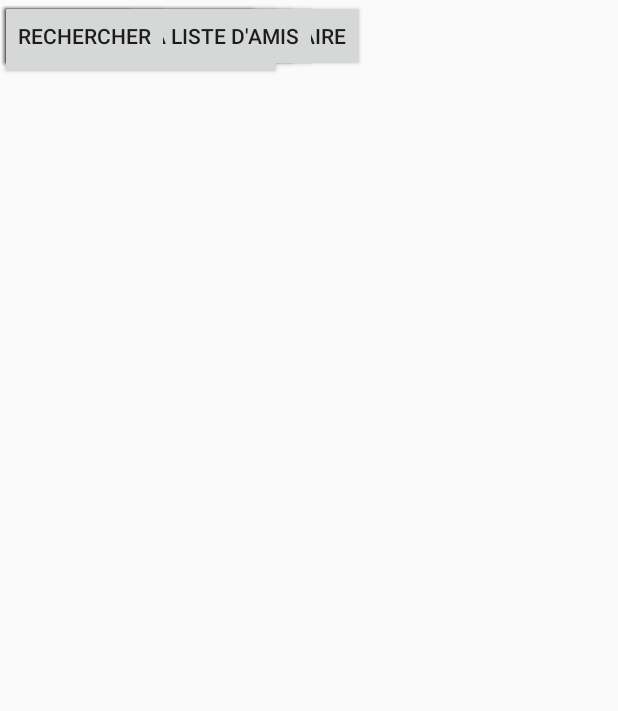
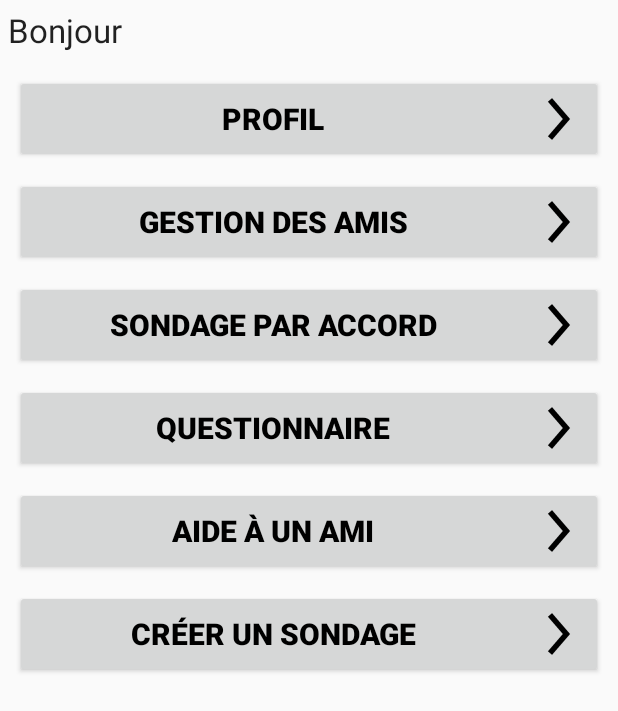
Before and after one commit to Tioneb88/COO, an Android app: the MainActivity screen opened directly, with no data from a screen before it, on a phone screen of 412 x 824 dp. Shown: the top 711 px of the screen. Run offline under Robolectric (Android 15) with nearby library versions, the phone set to English and light mode, and no system bars; 1 statement that could not run was skipped.

Commit message:
Connexion + Création compte et profil + Menu principal

```diff
--- a/MiniPoll/app/src/main/res/layout/activity_main.xml
+++ b/MiniPoll/app/src/main/res/layout/activity_main.xml
@@ -1,5 +1,7 @@
 <?xml version="1.0" encoding="utf-8"?>
-<android.support.constraint.ConstraintLayout xmlns:android="http://schemas.android.com/apk/res/android"
+
+<android.support.constraint.ConstraintLayout
+    xmlns:android="http://schemas.android.com/apk/res/android"
     xmlns:app="http://schemas.android.com/apk/res-auto"
     xmlns:tools="http://schemas.android.com/tools"
     android:layout_width="match_parent"
@@ -8,78 +10,97 @@
 
     <TextView
         android:id="@+id/welcomeTxt"
-        android:layout_width="137dp"
-        android:layout_height="29dp"
-        android:text="Bonjour!"
-        app:layout_constraintBottom_toBottomOf="parent"
-        app:layout_constraintHorizontal_bias="0.607"
+        android:layout_width="match_parent"
+        android:layout_height="wrap_content"
+        android:layout_centerHorizontal="true"
+        android:padding="@dimen/default_padding"
+        android:text="@string/main_activity_welcome_partie1"
+        android:textAppearance="@android:style/TextAppearance.DeviceDefault.Large"
+        app:layout_constraintTop_toTopOf="parent" />
+
+    <Button
+        android:id="@+id/main_profile_btn"
+        style="@style/main_btn"
+        android:layout_width="match_parent"
+        android:layout_height="wrap_content"
+        android:layout_gravity="center_horizontal"
+        android:onClick="seeProfile"
+        android:text="@string/main_activity_profile"
         app:layout_constraintLeft_toLeftOf="parent"
         app:layout_constraintRight_toRightOf="parent"
-        app:layout_constraintTop_toTopOf="parent"
-        app:layout_constraintVertical_bias="0.012" />
+        app:layout_constraintTop_toBottomOf="@+id/welcomeTxt" />
 
     <Button
-        android:id="@+id/button"
-        android:layout_width="wrap_content"
-        android:layout_height="53dp"
-        android:text="Consulter mon profil"
-        tools:layout_editor_absoluteX="0dp"
-        tools:layout_editor_absoluteY="107dp" />
+        android:id="@+id/main_friends_btn"
+        style="@style/main_btn"
+        android:layout_width="match_parent"
+        android:layout_height="wrap_content"
+        android:layout_gravity="center_horizontal"
+        android:onClick="seeFriends"
+        android:text="@string/main_activity_manage_friends"
+        app:layout_constraintLeft_toLeftOf="parent"
+        app:layout_constraintRight_toRightOf="parent"
+        app:layout_constraintTop_toBottomOf="@+id/main_profile_btn" />
 
     <Button
-        android:id="@+id/button2"
-        android:layout_width="wrap_content"
+        android:id="@+id/main_agreement_btn"
+        style="@style/main_btn"
+        android:layout_width="match_parent"
         android:layout_height="wrap_content"
-        android:text="Modifier mon profil"
-        tools:layout_editor_absoluteX="208dp"
-        tools:layout_editor_absoluteY="59dp" />
+        android:layout_gravity="center_horizontal"
+        android:layout_marginTop="1100dp"
+        android:onClick="answerAgreement"
+        android:text="@string/main_activity_agreement"
+        app:layout_constraintLeft_toLeftOf="parent"
+        app:layout_constraintRight_toRightOf="parent"
+        app:layout_constraintTop_toBottomOf="@+id/main_friends_btn" />
 
     <Button
-        android:id="@+id/button3"
-        android:layout_width="wrap_content"
+        android:id="@+id/main_questionnary_btn"
+        style="@style/main_btn"
+        android:layout_width="match_parent"
         android:layout_height="wrap_content"
-        android:text="Création"
-        tools:layout_editor_absoluteX="241dp"
-        tools:layout_editor_absoluteY="177dp" />
+        android:layout_gravity="center_horizontal"
+        android:onClick="answerQuestionnary"
+        android:text="@string/main_activity_questionnary"
+        app:layout_constraintLeft_toLeftOf="parent"
+        app:layout_constraintRight_toRightOf="parent"
+        app:layout_constraintTop_toBottomOf="@+id/main_agreement_btn" />
 
     <Button
-        android:id="@+id/button4"
-        android:layout_width="wrap_content"
+        android:id="@+id/main_help_btn"
+        style="@style/main_btn"
+        android:layout_width="match_parent"
         android:layout_height="wrap_content"
-        android:text="Répondre à un sondage"
-        tools:layout_editor_absoluteX="38dp"
-        tools:layout_editor_absoluteY="251dp" />
+        android:layout_gravity="center_horizontal"
+        android:onClick="answerHelp"
+        android:text="@string/main_activity_help"
+        app:layout_constraintLeft_toLeftOf="parent"
+        app:layout_constraintRight_toRightOf="parent"
+        app:layout_constraintTop_toBottomOf="@+id/main_questionnary_btn" />
 
     <Button
-        android:id="@+id/button5"
-        android:layout_width="wrap_content"
+        android:id="@+id/main_create_btn"
+        style="@style/main_btn"
+        android:layout_width="match_parent"
         android:layout_height="wrap_content"
-        android:text="Répondre à une aide"
-        tools:layout_editor_absoluteX="218dp"
-        tools:layout_editor_absoluteY="319dp" />
+        android:layout_gravity="center_horizontal"
+        android:onClick="show"
+        android:text="@string/main_activity_create"
+        app:layout_constraintLeft_toLeftOf="parent"
+        app:layout_constraintRight_toRightOf="parent"
+        app:layout_constraintTop_toBottomOf="@+id/main_help_btn" />
 
     <Button
-        android:id="@+id/button6"
-        android:layout_width="wrap_content"
+        android:id="@+id/main_logout_btn"
+        style="@style/main_btn"
+        android:layout_width="match_parent"
         android:layout_height="wrap_content"
-        android:text="Répondre à un questionnaire"
-        tools:layout_editor_absoluteX="51dp"
-        tools:layout_editor_absoluteY="382dp" />
-
-    <Button
-        android:id="@+id/button7"
-        android:layout_width="wrap_content"
-        android:layout_height="wrap_content"
-        android:text="Consulter la liste d'amis"
-        tools:layout_editor_absoluteX="143dp"
-        tools:layout_editor_absoluteY="447dp" />
-
-    <Button
-        android:id="@+id/button8"
-        android:layout_width="wrap_content"
-        android:layout_height="wrap_content"
-        android:text="Rechercher"
-        tools:layout_editor_absoluteX="24dp"
-        tools:layout_editor_absoluteY="35dp" />
+        android:layout_gravity="center_horizontal"
+        android:onClick="logout"
+        android:text="@string/main_activity_offline"
+        app:layout_constraintLeft_toLeftOf="parent"
+        app:layout_constraintRight_toRightOf="parent"
+        app:layout_constraintBottom_toTopOf="parent" />
 
 </android.support.constraint.ConstraintLayout>
--- a/MiniPoll/app/src/main/res/values/colors.xml
+++ b/MiniPoll/app/src/main/res/values/colors.xml
@@ -1,8 +1,12 @@
 <?xml version="1.0" encoding="utf-8"?>
+
 <resources>
         <color name="colorFont">#79F8F8</color>
         <color name="colorDarkFont">#00CED1</color>
         <color name="colorFlash">#FF4081</color>
         <color name="colorError">#FF0000</color>
         <color name="colorText">#000000</color>
+
+        <!-- Utilisées -->
+        <color name="helpBlue">#0000FF</color>
 </resources>
--- /dev/null
+++ b/MiniPoll/app/src/main/res/values/dimens.xml
@@ -0,0 +1,5 @@
+<?xml version="1.0" encoding="utf-8"?>
+
+<resources>
+    <dimen name="default_padding">5dip</dimen>
+</resources>
--- a/MiniPoll/app/src/main/res/values/strings.xml
+++ b/MiniPoll/app/src/main/res/values/strings.xml
@@ -1,4 +1,5 @@
 <?xml version="1.0" encoding="utf-8"?>
+
 <resources>
 
     <!-- Application générale -->
@@ -39,10 +40,11 @@
     <string name="main_activity_welcome_partie3"> notifications !</string>
     <string name="main_activity_profile">Profil </string>
     <string name="main_activity_manage_friends">Gestion des amis </string>
-    <string name="main_activity_agreement">Accord </string>
+    <string name="main_activity_agreement">Sondage par accord </string>
     <string name="main_activity_questionnary">Questionnaire </string>
     <string name="main_activity_help">Aide à un ami </string>
     <string name="main_activity_create">Créer un sondage </string>
+    <string name="main_activity_offline">Se déconnecter </string>
     <string name="main_back_button_disable">Pour retournez en arrière, déconnectez-vous.</string>
 
     <!-- Profil -->
--- a/MiniPoll/app/src/main/res/values/styles.xml
+++ b/MiniPoll/app/src/main/res/values/styles.xml
@@ -1,3 +1,5 @@
+<?xml version="1.0" encoding="utf-8"?>
+
 <resources>
 
     <!-- Base application theme. -->
@@ -7,4 +9,20 @@
         <item name="colorAccent">@color/colorFlash</item>
     </style>
 
+    <style name="main_btn">
+        <item name="android:layout_gravity">center_vertical</item>
+        <item name="android:layout_width">match_parent</item>
+        <item name="android:layout_height">wrap_content</item>
+        <item name="android:gravity">center_horizontal|center_vertical</item>
+        <item name="android:textSize">20sp</item>
+        <item name="android:textStyle">bold</item>
+        <item name="android:textColor">#000</item>
+        <item name="android:padding">@dimen/default_padding</item>
+        <item name="android:layout_margin">10dip</item>
+        <item name="android:drawableRight">@drawable/ic_go</item>
+        <item name="android:layout_alignParentLeft">true</item>
+        <item name="android:layout_alignParentRight">true</item>
+        <item name="android:layout_centerHorizontal">true</item>
+    </style>
+
 </resources>
```
Also changed, not shown: MiniPoll/app/src/main/java/lsinf1225/mini_poll/activity/CreationActivity.java (+21 -1 lines), MiniPoll/app/src/main/java/lsinf1225/mini_poll/activity/LoginActivity.java (+10 -0 lines), MiniPoll/app/src/main/java/lsinf1225/mini_poll/activity/MainActivity.java (+47 -24 lines), MiniPoll/app/src/main/res/layout/activity_create_account.xml (added, +74 -0 lines), MiniPoll/app/src/main/res/layout/activity_create_profile.xml (added, +100 -0 lines), MiniPoll/app/src/main/res/layout/activity_login.xml (+45 -8 lines), MiniPoll/app/src/main/res/drawable-hdpi/ic_go.png (added), MiniPoll/app/src/main/res/drawable-mdpi/ic_go.png (added), MiniPoll/app/src/main/res/drawable-xhdpi/ic_go.png (added), MiniPoll/app/src/main/res/drawable-xxhdpi/ic_go.png (added), MiniPoll/app/src/main/res/drawable-xxxhdpi/ic_go.png (added).
